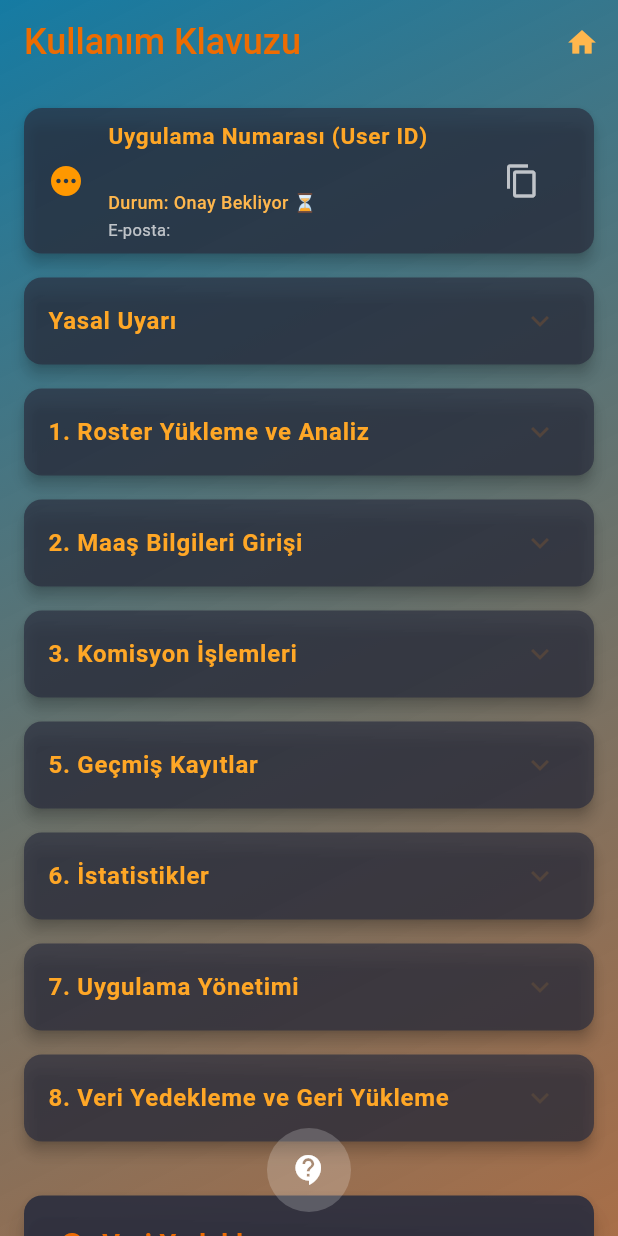
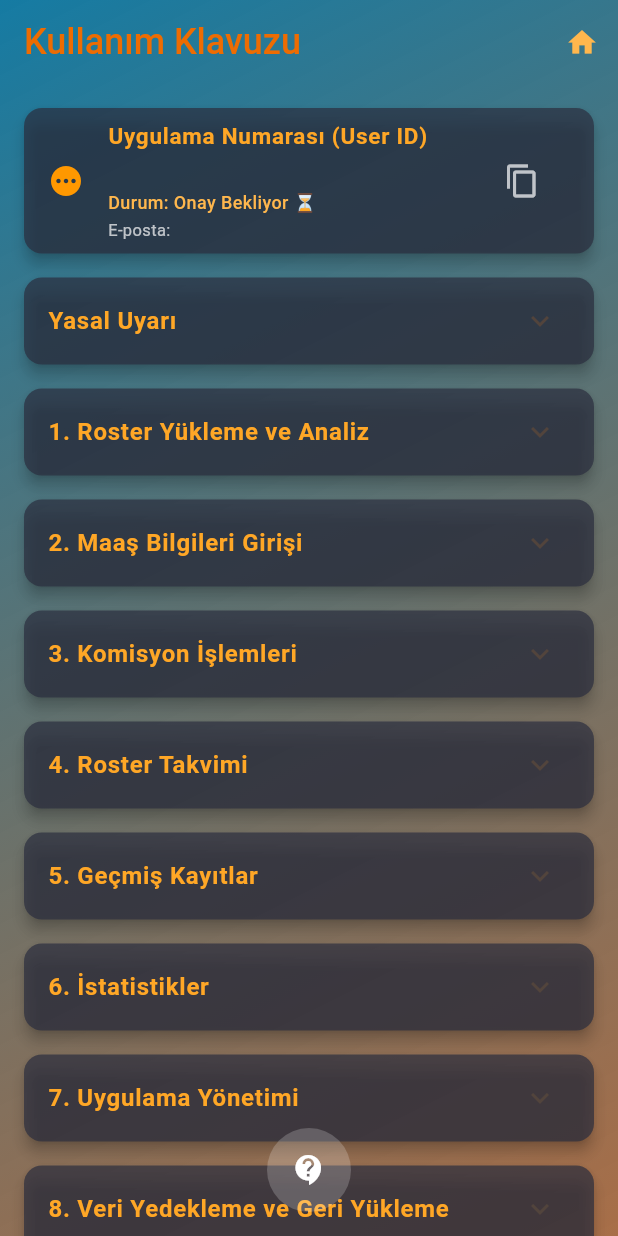
Before and after one commit to mankurt01/codekeisan, a Flutter app: the HelpScreen screen opened directly, on a phone screen of 412 x 824 dp. Run offline on Flutter 3.47's test engine with Material 3 defaults, Android fonts, the light colour scheme and no system bars; our stand-ins replace cloud_firestore, device_info_plus, file_picker, firebase_auth, firebase_core, firebase_remote_config and 7 more; missing offline and left inert: icalendar_parser; accounts and stored records are empty; Roboto replaces fonts that are missing (Poppins); project files that could hold a hidden picture were left out.

Commit message:
help screen , offtoduty update

```diff
--- a/lib/screens/base_salary_service_screen.dart
+++ b/lib/screens/base_salary_service_screen.dart
@@ -111,7 +111,6 @@
         'euroRate': currentData?['euroRate'] ?? 0.0,
         'sixthDay': currentData?['sixthDay'] ?? 0,
         'internationalOvernight': currentData?['internationalOvernight'] ?? 0,
-        'duzeltme': (currentData?['duzeltme'] as num?)?.toDouble() ?? 0.0,
       };
 
       // Save all data in one operation
@@ -120,7 +119,6 @@
         euroRate: updatedData['euroRate'] as double,
         sixthDay: updatedData['sixthDay'] as int,
         internationalOvernight: updatedData['internationalOvernight'] as int,
-        duzeltme: updatedData['duzeltme'] as double,
         employmentType: _employmentType,
         partTimeType: _partTimeType,
         yearsOfService: _yearsOfService,
--- a/lib/screens/help_screen.dart
+++ b/lib/screens/help_screen.dart
@@ -72,23 +72,20 @@
       {
         'title': '1. Roster Yükleme ve Analiz',
         'description':
-            'Ana ekrandan "Roster Yükle" butonuna tıklayın ve PDF formatındaki roster dosyanızı seçin.\n\n'
+            'Ana ekrandan "Roster Yükle" butonuna tıklayın ve ICS formatındaki roster dosyanızı seçin.\n\n'
             '• Menüde beliren "Analizi Tamamla" butonuna basın\n'
-            '• Roster özetiniz karşınıda belirecektir, isterseniz "Kaydet" butonu ile "Roster Dökümleri" ne kaydedilmesini sağlayabilirsiniz.\n'
-            '• Henüz bu sayfadaki "Hesapla" butonunu kullanmazsınız. Bu buton base maaşınız ve euro kurunu belirledikten sonra aktif olacaktır.\n',
+            '• Roster özetiniz karşınıda belirecektir, "Roster Dökümleri" nde geçmişe dönük roster kayıtlarınızı görebilirsiniz.\n'
       },
       {
         'title': '2. Maaş Bilgileri Girişi',
         'description':
             '"Hesapla" bölümünde:\n\n'
             '• Önce base maaşınızı en üstte bulunan buton ile belirleyiniz.\n'
-            'Sistem otomatik olarak taban maaşınızı hesaplayacaktır.\n\n'
+            'Sistem otomatik olarak taban maaşınızı hesaplayacaktır. Bu işlemi bir kez gerçekleştirmeniz yeterlidir.\n\n'
             'Ayrıca:\n'
             '• Önceki tarihlere ait hesap yapmak istiyorsanız dönem seçimi yapın ve hesapla butununa basın.\n'
             '• Euro kurunu güncelleyin\n'
-            '• 6. gün uçuşları programınızda belirtilmiş olsada uygulama bunu hesaba katmayacaktır. Manuel olarak kaç gün olduğunu girmeniz gereklidir.\n'
-            '• Programınızda şayet dış hat yatınız varsa uygulama bunu algılamayacaktır. Belirlenen tüm yatıları iç hat yatısı olarak hesaplayacaktır. Dış hat yatınız bulunması halinde lütfen kaç gün olduğu "Dış Hat Yatı Giriniz" kısmından ekleyiniz. \n'
-            '• İç hat yatı düzeltmesi toplam yatı sayınızın yanlış hesapladığında düzeltme amaçlı eklenmiştir. Örnek olarak 10 gün yatınız olan programınızda, şayet uygulama 9 gün olarak hesaplamışsa düzeltme kısmına "1" yazmanız halinde, uygulama 10 güne tamamlayacaktır.(NOT: Yatı hesaplamaları geliştirme sürecindedir. Yarım günlük hakedişler henüz hesaplanamamaktadır) Aynı şekilde "-1" ekleyerek doğru sayıya ulaşabilirsiniz. \n',
+            '• 6. gün uçuşları programınızda belirtilmiş olsada uygulama bunu hesaba katmayacaktır. Manuel olarak kaç gün olduğunu girmeniz gereklidir. Aynı durum "off duty" günleri için de geçerlidir.\n'
       },
       {
         'title': '3. Komisyon İşlemleri',
@@ -100,6 +97,20 @@
             '• "Takvim üzerinden yanlış giriş yapıldığında, tekrar aynı güne tıklayıp doğru miktarı girerek düzeltme yapabilirsiniz. Silmek isterseniz "0" girerek komisyonu sıfırlayabilirsiniz.\n'
             '• "Girdi Geçmişi" sayfasında seçtiğiniz ay içinde girmiş olduğunuz komisyonları görüntüleyebilirsiniz.\n'
             'ÖNEMLİ: Hesaplama kısmında seçilen roster dönemi için o döneme ait komisyon toplamı otomatik olarak hesaplamaya dahil edilir.\n',
+      },
+      {
+        'title': '4. Roster Takvimi',
+        'description':
+            '"Roster Takvimi" ekranı, yükleyip kaydettiğiniz roster\'daki etkinlikleri takvim formatında gösterir. Veriler, roster dosyanızdaki ICS/analiz verilerinden otomatik olarak oluşturulur.\n\n'
+            'Takvimin üzerinde bulunan özet şeridinde o ay için:\n'
+            '• ✈️ FLY: Uçuş günü sayısı\n'
+            '• 🟡 SB: Stand-by günü sayısı\n'
+            '• 🟢 OFF: İzin (off) günü sayısı\n'
+            '• ⏱️ DUTY: Toplam görev/fiili mesai süresi\n\n'
+            '• Bir güne dokunarak o günün etkinliklerini detaylı görebilirsiniz (check-in, uçuş bacakları, release).\n'
+            '• Layover (konaklamalı) uçuşlarda otel, transfer ve ödeme tutarı (€) bilgileri ayrı bir kart olarak gösterilir.\n'
+            '• Üstteki oklarla ay, format butonlarıyla hafta/ay görünümü arasında geçiş yapabilirsiniz.\n'
+            '• Takvimin boş görünmesi halinde önce "Roster Yükle" menüsünden bir roster analiz edip kaydetmeniz gerekir.\n',
       },
       {
         'title': '5. Geçmiş Kayıtlar',
@@ -130,6 +141,7 @@
             '• Uygulama numaranız yukarıda "Uygulama Numarası (User ID)" bölümünde görüntülenir.\n'
             '• Farklı bir cihazda aynı hesapla giriş yapmak için önce mevcut uygulama kaydınızı silmeniz gerekir.\n'
             '• Uygulama kaydınızı yönetmek için Profil sayfasındaki "Uygulama Yönetimi" butonunu kullanabilirsiniz.\n'
+            '• Uygulama içerindeki her türlü işlenen bilgi telefonunuzda saklanır ve üçüncü taraflarla paylaşılmaz. Admin veya herhangi bir kurumun bu bilgilere kesinlikle erişimi yoktur!\n'
             '• Uygulama kaydını sildiğinizde, uygulamadan otomatik olarak çıkış yaparsınız.\n\n'
             'Bu güvenlik önlemi, hesabınızın izinsiz kullanımını engellemeye yardımcı olur.',
       },
--- a/lib/services/data_import_service.dart
+++ b/lib/services/data_import_service.dart
@@ -380,7 +380,6 @@
         sixthDay: (baseSalaryData['sixthDay'] as num?)?.toInt() ?? 0,
         internationalOvernight: (baseSalaryData['internationalOvernight'] as num?)?.toInt() ?? 0,
         euroRate: (baseSalaryData['euroRate'] as num?)?.toDouble() ?? 0.0,
-        duzeltme: (baseSalaryData['duzeltme'] as num?)?.toDouble() ?? 0.0,
         employmentType: baseSalaryData['employmentType'] as String?,
         partTimeType: baseSalaryData['partTimeType'] as String?,
         yearsOfService: baseSalaryData['yearsOfService'] as String?,
--- a/lib/widgets/salary_breakdown_card.dart
+++ b/lib/widgets/salary_breakdown_card.dart
@@ -210,10 +210,6 @@
     buffer.writeln('   ├─ Yurtiçi (${components['domestic_overnight_count']?.toInt()} gece): €${components['domestic_overnight_pay']?.toStringAsFixed(2)}');
     buffer.writeln('   └─ Yurtdışı (${components['international_overnight_count']?.toInt()} gece): €${components['international_overnight_pay']?.toStringAsFixed(2)}\n');
 
-    if (components['duzeltme'] != 0) {
-      buffer.writeln('📝 Yatı Düzeltme: ${components['duzeltme']?.toInt()} gece');
-      buffer.writeln('   └─ Toplam Yatı: ${components['adjusted_layovers']?.toInt()} gece\n');
-    }
 
     // Total summary
     buffer.writeln('💶 Toplam Özet');
```
Also changed, not shown: lib/screens/base_maas_screen.dart (+39 -53 lines), lib/screens/gecmis_maaslar_screen.dart (+0 -8 lines), lib/screens/pdf_upload_screen.dart (+26 -8 lines), lib/services/calculation_service.dart (+4 -9 lines), lib/services/data_service.dart (+17 -7 lines), 1 other file.
